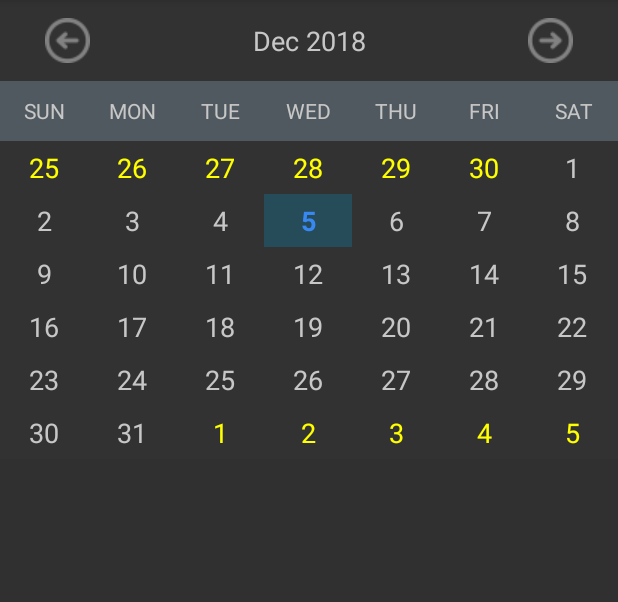
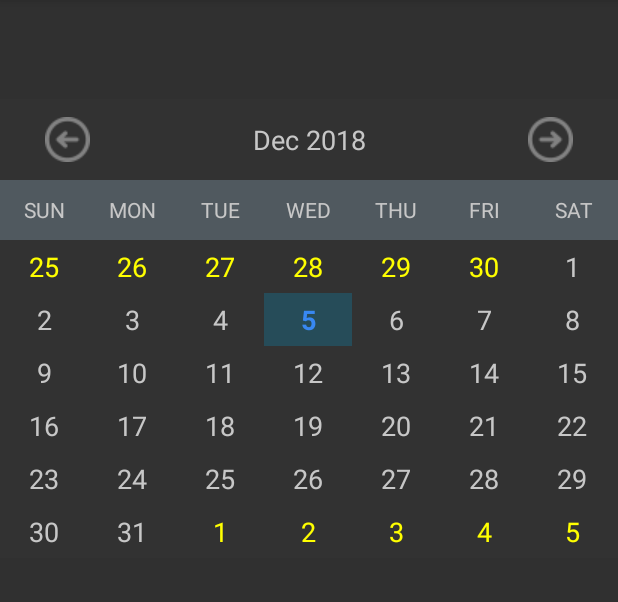
Before and after one commit to will-lucena/AutoAgenda, an Android app: the MainActivity screen opened directly, with no data from a screen before it, on a phone screen of 412 x 824 dp, the part 84-686 px from its top. Run offline under Robolectric (Android 15) with nearby library versions, the phone set to English and light mode, and no system bars; 1 statement that could not run was skipped.

Commit message:
Trabalhando na fluxo de fragments

```diff
--- a/app/src/main/java/com/example/will/projetofinal/activities/MainActivity.java
+++ b/app/src/main/java/com/example/will/projetofinal/activities/MainActivity.java
@@ -25,6 +25,7 @@
  import com.example.will.projetofinal.R;
  import com.example.will.projetofinal.models.BaseEvent;
  import com.example.will.projetofinal.models.Event;
+ import com.example.will.projetofinal.utils.IFragmentReceiver;
 
  import org.json.JSONArray;
  import org.json.JSONException;
@@ -42,11 +43,9 @@
      private Toolbar toolbar;
      private Fragment fragment;
      private BaseEvent selectedEvent;
-     private FrameLayout frameLayout;
      private Hashtable<Date, List<BaseEvent>> events;
      private List<BaseEvent> listToFragment;
-
-     public CustomCalendar calendarView;
+     private IFragmentReceiver fragmentReceiver;
 
      @Override
      protected void onCreate(Bundle savedInstanceState)
@@ -61,9 +60,6 @@
 
          setContentView(R.layout.activity_main);
 
-         calendarView = findViewById(R.id.calendarView);
-         calendarView.setEventHandler(this);
-         frameLayout = findViewById(R.id.mainLayout);
          toolbar = findViewById(R.id.toolbar);
          setSupportActionBar(toolbar);
 
@@ -90,18 +86,15 @@
                                      case R.id.menu_listEvents:
                                          //*
                                          fragment = new EventListFragment();
-                                         fragmentTransaction.add(R.id.fragment, fragment);
+                                         fragmentTransaction.replace(R.id.fragment, fragment, "EventList");
                                          fragmentTransaction.addToBackStack(null);
-                                         frameLayout.setVisibility(View.INVISIBLE);
                                          listToFragment = getAllEvents();
                                          fragmentTransaction.commit();
                                          /**/
                                          return true;
                                      case R.id.menu_addEvent:
                                          fragment = new EventCreationFragment();
-                                         fragmentTransaction.add(R.id.fragment, fragment);
-                                         fragmentTransaction.addToBackStack(null);
-                                         frameLayout.setVisibility(View.INVISIBLE);
+                                         fragmentTransaction.replace(R.id.fragment, fragment, "EventCreation");
                                          fragmentTransaction.commit();
                                          return true;
                                      default:
@@ -119,6 +112,18 @@
          {
              loadEvents((String)getIntent().getExtras().get(BundleKeys.facebook_events_json.toString()));
          }
+
+         getSupportFragmentManager().addOnBackStackChangedListener(new FragmentManager.OnBackStackChangedListener() {
+             @Override
+             public void onBackStackChanged() {
+                 Log.i("debug", String.valueOf(getSupportFragmentManager().getBackStackEntryCount()));
+                 /*
+                 for (Fragment frag: getSupportFragmentManager().getFragments()) {
+                     Log.i("debug", frag.getTag() + " " + frag.isVisible());
+                 }
+                 /**/
+             }
+         });
      }
 
      public void loadEvents(String response)
@@ -149,7 +154,7 @@
                      keys.add(key);
                  }
 
-                 calendarView.updateCalendar(keys);
+                 fragmentReceiver.updateCalendar(keys);
              } catch (JSONException e) {
                  e.printStackTrace();
              }
@@ -182,20 +187,11 @@
      }
 
      @Override
-     public void onBackPressed() {
-         super.onBackPressed();
-         if (frameLayout.getVisibility() == View.INVISIBLE)
-         {
-             frameLayout.setVisibility(View.VISIBLE);
-         }
-     }
-
-     @Override
      public void changeFragment(BaseEvent selectedEvent) {
          this.selectedEvent = selectedEvent;
          EventDetailsFragment fragment = new EventDetailsFragment();
          FragmentTransaction fragmentTransaction = getSupportFragmentManager().beginTransaction();
-         fragmentTransaction.replace(R.id.fragment, fragment);
+         fragmentTransaction.replace(R.id.fragment, fragment, "EventDetails");
          fragmentTransaction.addToBackStack(null);
          fragmentTransaction.commit();
      }
@@ -252,10 +248,14 @@
              FragmentTransaction fragmentTransaction = fragmentManager.beginTransaction();
              fragment = new EventListFragment();
              listToFragment = events.get(date);
-             fragmentTransaction.add(R.id.fragment, fragment);
+             fragmentTransaction.add(R.id.fragment, fragment, "EventList");
              fragmentTransaction.addToBackStack(null);
-             frameLayout.setVisibility(View.INVISIBLE);
              fragmentTransaction.commit();
          }
      }
+
+     @Override
+     public void setFragment(IFragmentReceiver receiver) {
+         this.fragmentReceiver = receiver;
+     }
  }
--- /dev/null
+++ b/app/src/main/java/com/example/will/projetofinal/fragments/MainFragment.java
@@ -0,0 +1,52 @@
+package com.example.will.projetofinal.fragments;
+
+import android.content.Context;
+import android.os.Bundle;
+import android.support.annotation.NonNull;
+import android.support.annotation.Nullable;
+import android.support.v4.app.Fragment;
+import android.view.LayoutInflater;
+import android.view.View;
+import android.view.ViewGroup;
+
+import com.example.will.projetofinal.R;
+import com.example.will.projetofinal.utils.CustomCalendar;
+import com.example.will.projetofinal.utils.ICallendarHandler;
+import com.example.will.projetofinal.utils.IFragmentReceiver;
+
+import java.util.Date;
+import java.util.HashSet;
+
+public class MainFragment extends Fragment implements IFragmentReceiver
+{
+    private CustomCalendar calendarView;
+    private ICallendarHandler listener;
+
+    @Override
+    public void onAttach(Context context) {
+        super.onAttach(context);
+        if(!(context instanceof ICallendarHandler))
+        {
+            throw new RuntimeException("Deve ser um ICallendarHandler");
+        }
+
+        listener = (ICallendarHandler) context;
+        listener.setFragment(this);
+    }
+
+    @Nullable
+    @Override
+    public View onCreateView(@NonNull LayoutInflater inflater, @Nullable ViewGroup container, @Nullable Bundle savedInstanceState) {
+        View view = inflater.inflate(R.layout.fragment_main, container,false);
+
+        calendarView = view.findViewById(R.id.calendarView);
+        calendarView.setEventHandler(listener);
+
+        return view;
+    }
+
+    @Override
+    public void updateCalendar(HashSet<Date> set) {
+        calendarView.updateCalendar(set);
+    }
+}
--- a/app/src/main/java/com/example/will/projetofinal/utils/CustomCalendar.java
+++ b/app/src/main/java/com/example/will/projetofinal/utils/CustomCalendar.java
@@ -267,7 +267,6 @@ public class CustomCalendar extends LinearLayout {
                             public void onClick(View view) {
                                 //TODO implementar abrir uma lista com os eventos daquele dia
                                 listener.onDayClick(eventDate);
-                                Toast.makeText(view.getContext(), "worked", Toast.LENGTH_SHORT).show();
                             }
                         });
                         break;
--- a/app/src/main/java/com/example/will/projetofinal/utils/ICallendarHandler.java
+++ b/app/src/main/java/com/example/will/projetofinal/utils/ICallendarHandler.java
@@ -13,4 +13,5 @@ public interface ICallendarHandler
     boolean containsKey(Date key);
     List<BaseEvent> getEvents(Date key);
     void onDayClick(Date date);
+    void setFragment(IFragmentReceiver receiver);
 }
--- /dev/null
+++ b/app/src/main/java/com/example/will/projetofinal/utils/IFragmentReceiver.java
@@ -0,0 +1,9 @@
+package com.example.will.projetofinal.utils;
+
+import java.util.Date;
+import java.util.HashSet;
+
+public interface IFragmentReceiver
+{
+    void updateCalendar(HashSet<Date> set);
+}
--- a/app/src/main/res/layout/activity_main.xml
+++ b/app/src/main/res/layout/activity_main.xml
@@ -1,4 +1,4 @@
-<FrameLayout xmlns:android="http://schemas.android.com/apk/res/android"
+<LinearLayout xmlns:android="http://schemas.android.com/apk/res/android"
     xmlns:tools="http://schemas.android.com/tools"
     xmlns:app="http://schemas.android.com/apk/res-auto"
     android:layout_width="match_parent"
@@ -8,36 +8,21 @@
     android:id="@+id/parent"
     tools:context=".activities.MainActivity">
 
+    <android.support.v7.widget.Toolbar
+        android:id="@+id/toolbar"
+        android:layout_width="match_parent"
+        android:layout_height="?attr/actionBarSize"
+        android:layout_marginBottom="10dp"
+        android:background="?attr/colorPrimary"
+        android:elevation="4dp"
+        android:theme="@style/ThemeOverlay.AppCompat.ActionBar"
+        app:popupTheme="@style/ThemeOverlay.AppCompat.Light"/>
+
     <fragment
         android:layout_marginTop="?attr/actionBarSize"
-        android:name="com.example.will.projetofinal.fragments.EventListFragment"
+        android:name="com.example.will.projetofinal.fragments.MainFragment"
         android:id="@+id/fragment"
         android:layout_width="match_parent"
         android:layout_height="match_parent">
     </fragment>
-
-    <FrameLayout
-        android:layout_width="match_parent"
-        android:layout_height="match_parent"
-        android:id="@+id/mainLayout">
-
-        <android.support.v7.widget.Toolbar
-            android:id="@+id/toolbar"
-            android:layout_width="match_parent"
-            android:layout_height="?attr/actionBarSize"
-            android:layout_marginBottom="10dp"
-            android:background="?attr/colorPrimary"
-            android:elevation="4dp"
-            android:theme="@style/ThemeOverlay.AppCompat.ActionBar"
-            app:popupTheme="@style/ThemeOverlay.AppCompat.Light"/>
-
-        <com.example.will.projetofinal.utils.CustomCalendar
-            android:layout_width="wrap_content"
-            android:layout_height="wrap_content"
-            android:layout_marginTop="?attr/actionBarSize"
-            android:id="@+id/calendarView">
-
-        </com.example.will.projetofinal.utils.CustomCalendar>
-
-    </FrameLayout>
-</FrameLayout>
+</LinearLayout>
--- /dev/null
+++ b/app/src/main/res/layout/fragment_main.xml
@@ -0,0 +1,13 @@
+<?xml version="1.0" encoding="utf-8"?>
+<LinearLayout
+    xmlns:android="http://schemas.android.com/apk/res/android"
+    android:layout_width="match_parent"
+    android:layout_height="match_parent">
+
+    <com.example.will.projetofinal.utils.CustomCalendar
+        android:layout_width="wrap_content"
+        android:layout_height="wrap_content"
+        android:id="@+id/calendarView">
+    </com.example.will.projetofinal.utils.CustomCalendar>
+
+</LinearLayout>
```
Also changed, not shown: app/src/main/java/com/example/will/projetofinal/fragments/EventListFragment.java (+7 -0 lines).
